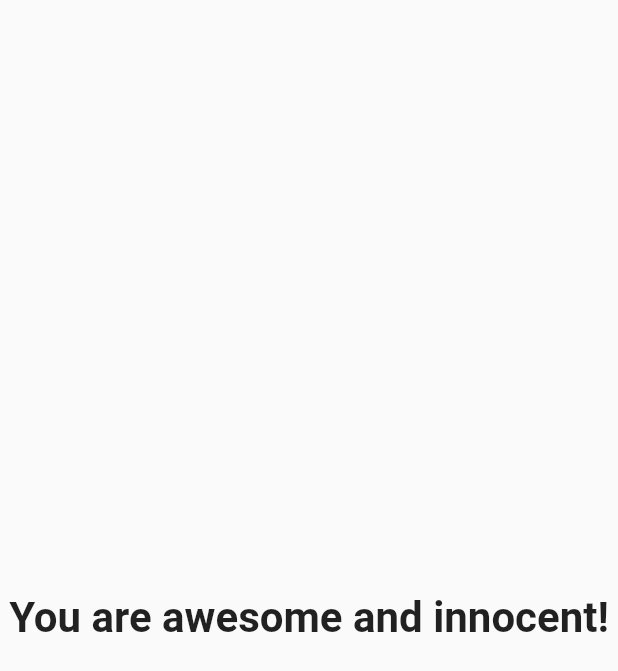
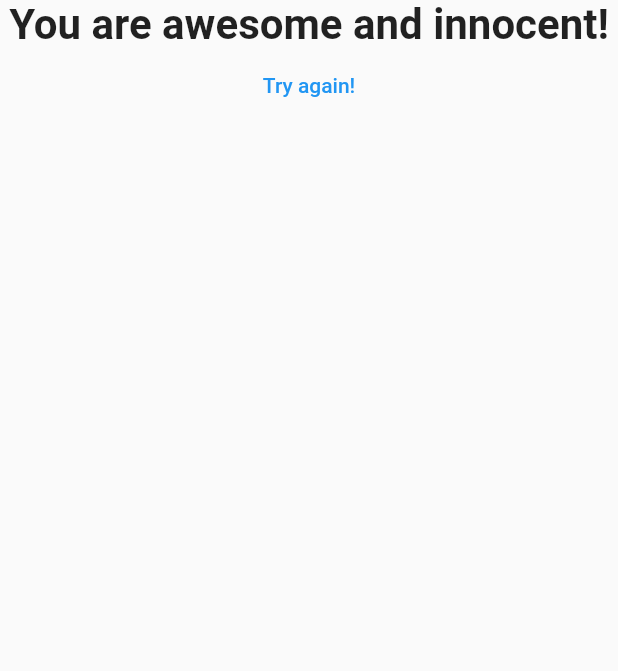
Before and after one commit to kong-hub/Flutter-Guide-Udemy, a Flutter app: the Result widget shown alone on an empty page, opened directly with empty values, on a phone screen of 412 x 824 dp. Shown: the top 671 px of the screen. Run offline on Flutter 3.47's test engine with Material 2 defaults, Android fonts, the phone set to English and light mode, and no system bars.

Commit message:
Resetting the Quiz

```diff
--- a/lib/result.dart
+++ b/lib/result.dart
@@ -2,8 +2,8 @@ import 'package:flutter/material.dart';
 
 class Result extends StatelessWidget {
   final int totalScore;
-
-  Result({this.totalScore});
+  final Function resetHandler;
+  Result({this.totalScore, this.resetHandler});
 
   String get resultPharse {
     String resultText;
@@ -22,11 +22,15 @@ class Result extends StatelessWidget {
   @override
   Widget build(BuildContext context) {
     return Center(
-      child: Text(
-        resultPharse,
-        style: TextStyle(fontSize: 28, fontWeight: FontWeight.bold),
-        textAlign: TextAlign.center,
-      ),
-    );
+        child: Column(
+      children: [
+        Text(
+          resultPharse,
+          style: TextStyle(fontSize: 28, fontWeight: FontWeight.bold),
+          textAlign: TextAlign.center,
+        ),
+        TextButton(onPressed: resetHandler, child: Text('Try again!'))
+      ],
+    ));
   }
 }
```
Also changed, not shown: lib/main.dart (+8 -0 lines).
